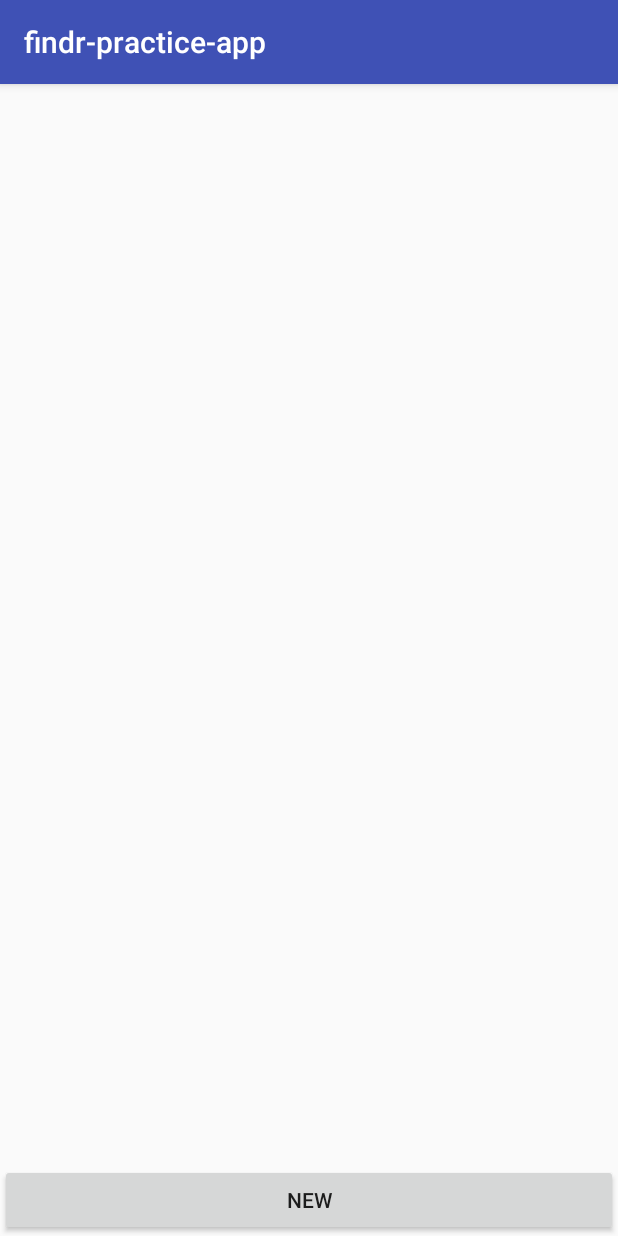
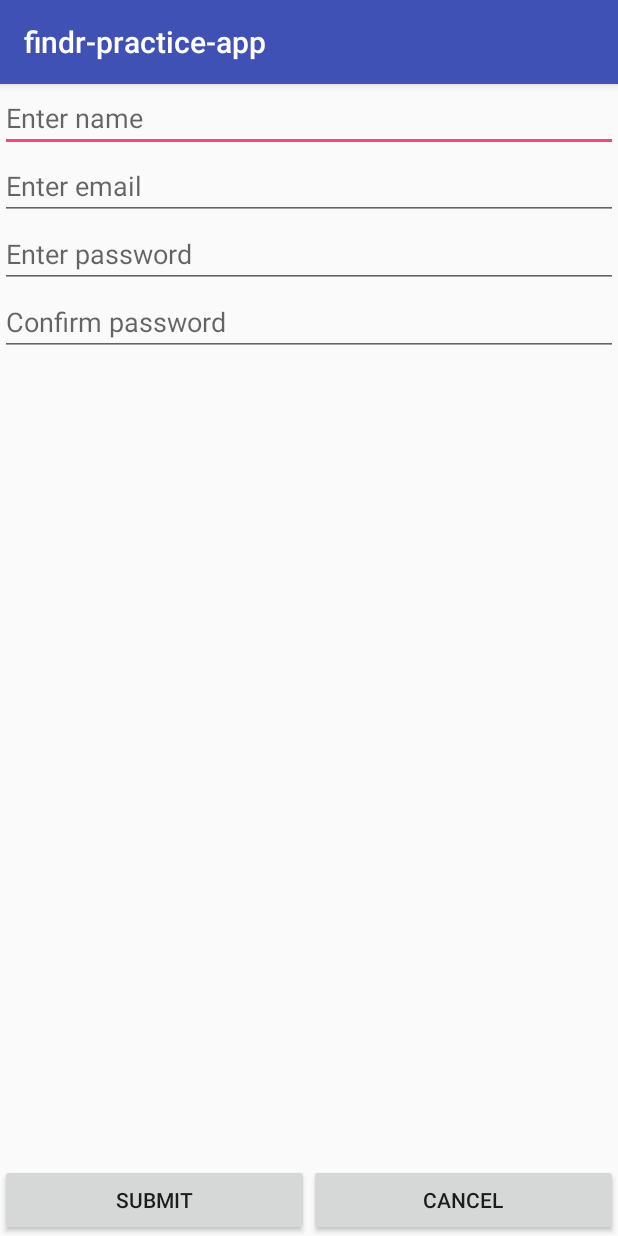
Before and after one commit to ipjamz/practiceapp, an Android app: the AdminActivity screen opened directly, with no data from a screen before it, after a tap on "NEW", on a phone screen of 412 x 824 dp. Run offline under Robolectric (Android 15) with nearby library versions, the phone set to English and light mode, and no system bars.

Commit message:
Add saveAdmin onClick of submit button and transfer getAdminList from onCreate to onResume because there will be a chance that an activity won't be finish and created again.

```diff
--- a/app/src/main/AndroidManifest.xml
+++ b/app/src/main/AndroidManifest.xml
@@ -29,6 +29,10 @@
         <activity
             android:name=".activities.admin.AdminActivity"
             android:screenOrientation="portrait" />
+
+        <activity
+            android:name=".activities.admin.AdminCreateActivity"
+            android:screenOrientation="portrait" />
     </application>
 
 </manifest>
--- a/app/src/main/java/com/example/peter/findr_practice_app/activities/admin/AdminActivity.java
+++ b/app/src/main/java/com/example/peter/findr_practice_app/activities/admin/AdminActivity.java
@@ -29,6 +29,11 @@ public class AdminActivity extends AppCompatActivity implements AppCallback<List
         setContentView(R.layout.activity_admin);
 
         ((Button) findViewById(R.id.btn_new_admin)).setOnClickListener(this);
+    }
+
+    @Override
+    protected void onResume() {
+        super.onResume();
         getAdminList();
     }
 
@@ -49,6 +54,7 @@ public class AdminActivity extends AppCompatActivity implements AppCallback<List
         if (view == findViewById(R.id.btn_new_admin)) {
             Intent intent = new Intent(AdminActivity.this, AdminCreateActivity.class);
             startActivity(intent);
+            finish();
         }
     }
 
--- a/app/src/main/java/com/example/peter/findr_practice_app/logics/AdminLogic.java
+++ b/app/src/main/java/com/example/peter/findr_practice_app/logics/AdminLogic.java
@@ -48,6 +48,8 @@ public class AdminLogic {
             public void onResponse(Call<Admin> call, Response<Admin> response) {
                 if (response.isSuccessful()) {
                     callback.onSuccess("Success");
+                } else {
+                    callback.onError("Error");
                 }
             }
 
--- a/app/src/main/res/layout/activity_admin_create.xml
+++ b/app/src/main/res/layout/activity_admin_create.xml
@@ -1,6 +1,60 @@
 <?xml version="1.0" encoding="utf-8"?>
-<android.support.constraint.ConstraintLayout
-    xmlns:android="http://schemas.android.com/apk/res/android" android:layout_width="match_parent"
-    android:layout_height="match_parent">
+<LinearLayout xmlns:android="http://schemas.android.com/apk/res/android"
+    android:layout_width="match_parent"
+    android:layout_height="match_parent"
+    android:orientation="vertical">
 
-</android.support.constraint.ConstraintLayout>
+    <EditText
+        android:id="@+id/tv_name"
+        android:layout_width="match_parent"
+        android:layout_height="wrap_content"
+        android:ems="10"
+        android:hint="@string/enter_name"
+        android:inputType="textPersonName" />
+
+    <EditText
+        android:id="@+id/tv_email"
+        android:layout_width="match_parent"
+        android:layout_height="wrap_content"
+        android:ems="10"
+        android:hint="@string/enter_email"
+        android:inputType="textEmailAddress" />
+
+    <EditText
+        android:id="@+id/tv_password"
+        android:layout_width="match_parent"
+        android:layout_height="wrap_content"
+        android:ems="10"
+        android:hint="@string/enter_password"
+        android:inputType="textPassword" />
+
+    <EditText
+        android:id="@+id/tv_confirm"
+        android:layout_width="match_parent"
+        android:layout_height="wrap_content"
+        android:ems="10"
+        android:hint="@string/confirm_pasword"
+        android:inputType="textPassword" />
+
+    <LinearLayout
+        android:layout_width="match_parent"
+        android:layout_height="match_parent"
+        android:gravity="bottom"
+        android:orientation="horizontal">
+
+        <Button
+            android:id="@+id/btn_submit"
+            android:layout_width="match_parent"
+            android:layout_height="wrap_content"
+            android:layout_weight=".5"
+            android:text="Submit" />
+
+        <Button
+            android:id="@+id/btn_cancel"
+            android:layout_width="match_parent"
+            android:layout_height="wrap_content"
+            android:layout_weight=".5"
+            android:text="Cancel" />
+    </LinearLayout>
+
+</LinearLayout>
--- a/app/src/main/res/values/strings.xml
+++ b/app/src/main/res/values/strings.xml
@@ -1,3 +1,7 @@
 <resources>
     <string name="app_name">findr-practice-app</string>
+    <string name="enter_name">Enter name</string>
+    <string name="enter_email">Enter email</string>
+    <string name="enter_password">Enter password</string>
+    <string name="confirm_pasword">Confirm password</string>
 </resources>
```
Also changed, not shown: app/src/main/java/com/example/peter/findr_practice_app/activities/admin/AdminCreateActivity.java (+40 -2 lines).
